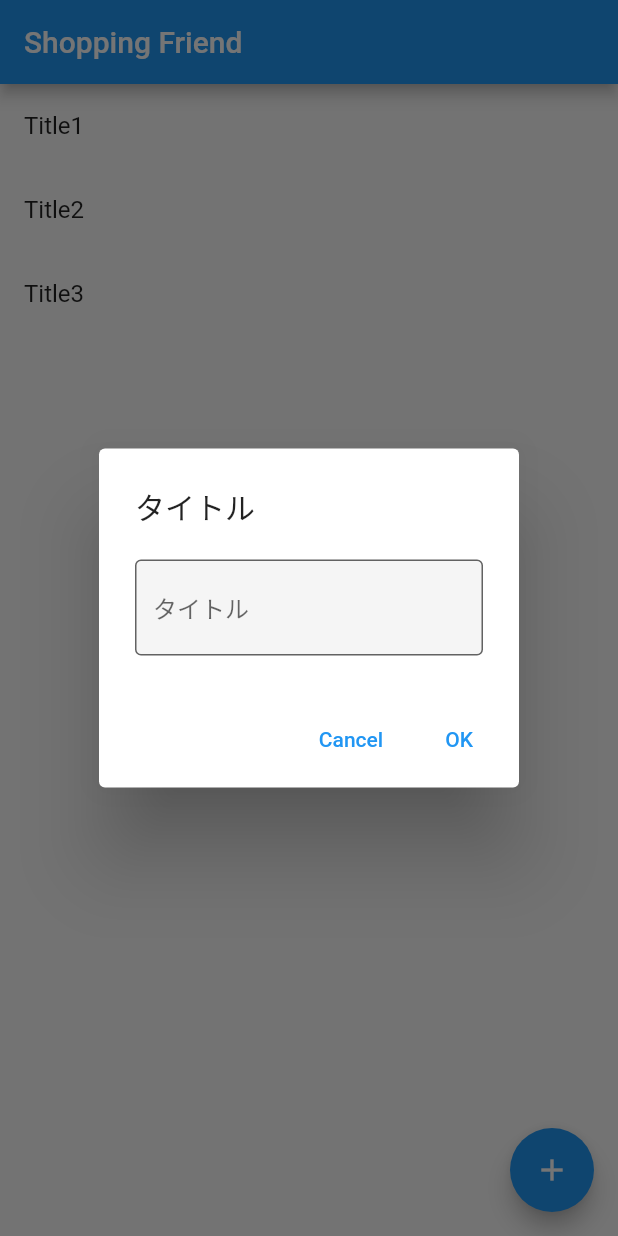
After one commit to Wansuko-cmd/shopping_friend_flutter, a Flutter app: the screen it shows after launch, after a tap on the "add" icon, on a phone screen of 412 x 824 dp. The commit adds this screen. Run offline on Flutter 3.47's test engine with Material 2 defaults, Android fonts, the phone set to English and light mode, and no system bars.

Commit message:
[add] fabボタンを追加

```diff
--- a/lib/views/title/title_page.dart
+++ b/lib/views/title/title_page.dart
@@ -3,6 +3,7 @@ import 'package:flutter/material.dart';
 import 'package:provider/provider.dart';
 import 'package:shopping_friend_flutter/bloc/title/title_bloc.dart';
 import 'package:shopping_friend_flutter/repositories/database_repository.dart';
+import 'package:shopping_friend_flutter/views/title/widgets/make_list_alert_dialog.dart';
 import 'package:shopping_friend_flutter/views/title/widgets/title_list_view.dart';
 
 class TitlePage extends StatelessWidget {
@@ -22,6 +23,18 @@ class TitlePage extends StatelessWidget {
           title: Text(pageTitle),
         ),
         body: TitleListView(),
+        floatingActionButton: FloatingActionButton(
+          onPressed: () async {
+            final title = await showDialog(
+                context: context,
+                builder: (context) => MakeListAlertDialog()
+            );
+            ScaffoldMessenger.of(context).showSnackBar(SnackBar(
+                content: Text(title.toString()),
+            ));
+          },
+          child: Icon(Icons.add),
+        ),
       ),
     );
   }
--- /dev/null
+++ b/lib/views/title/widgets/make_list_alert_dialog.dart
@@ -0,0 +1,31 @@
+import 'package:flutter/cupertino.dart';
+import 'package:flutter/material.dart';
+
+class MakeListAlertDialog extends StatelessWidget{
+  final titleController = TextEditingController();
+
+  @override
+  Widget build(BuildContext context) {
+    return AlertDialog(
+      title: Text("タイトル"),
+      content: TextFormField(
+        controller: titleController,
+        decoration: const InputDecoration(
+          border: OutlineInputBorder(),
+          filled: true,
+          hintText: "タイトル"
+        ),
+      ),
+      actions: [
+        TextButton(
+          child: Text('Cancel'),
+          onPressed: () => Navigator.pop(context),
+        ),
+        TextButton(
+          child: Text('OK'),
+          onPressed: () => Navigator.pop<String>(context, titleController.text),
+        )
+      ],
+    );
+  }
+}
```
